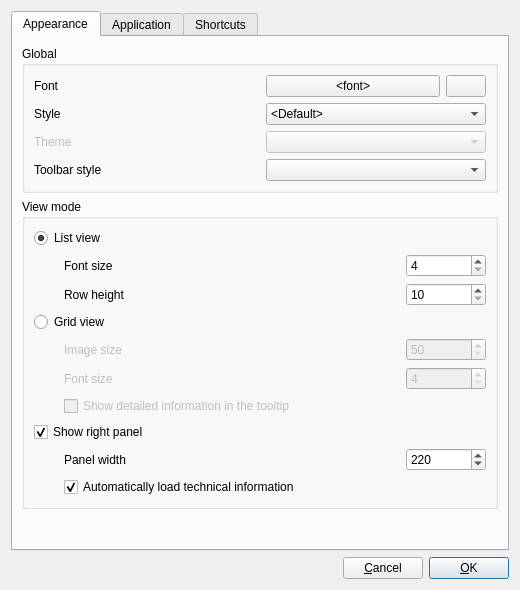
Above: src/settingswindow.ui from eugene-melnik/alexandra before the change. Below: the same form after it.
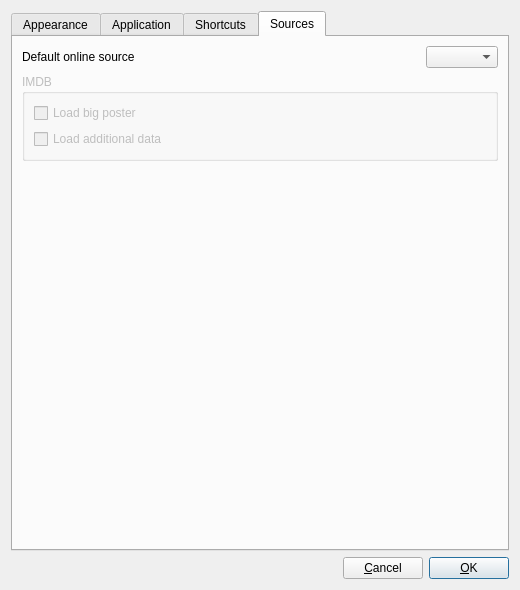
That is the form after the change. The open tabs and pages were chosen to show the change. Icons and pictures are not drawn.

Commit message: Default online source setting

The edit to the form file:
```diff
--- a/src/settingswindow.ui
+++ b/src/settingswindow.ui
@@ -1330,6 +1330,66 @@
        </item>
       </layout>
      </widget>
+     <widget class="QWidget" name="tabSources">
+      <attribute name="title">
+       <string>Sources</string>
+      </attribute>
+      <layout class="QVBoxLayout" name="verticalLayout_12">
+       <item>
+        <layout class="QHBoxLayout" name="horizontalLayout_4" stretch="1,0">
+         <item>
+          <widget class="QLabel" name="labelDefaultOnlineSource">
+           <property name="text">
+            <string>Default online source</string>
+           </property>
+          </widget>
+         </item>
+         <item>
+          <widget class="QComboBox" name="cbDefaultOnlineSource"/>
+         </item>
+        </layout>
+       </item>
+       <item>
+        <widget class="QGroupBox" name="groupBox">
+         <property name="enabled">
+          <bool>false</bool>
+         </property>
+         <property name="title">
+          <string>IMDB</string>
+         </property>
+         <layout class="QVBoxLayout" name="verticalLayout_11">
+          <item>
+           <widget class="QCheckBox" name="checkBox">
+            <property name="text">
+             <string>Load big poster</string>
+            </property>
+           </widget>
+          </item>
+          <item>
+           <widget class="QCheckBox" name="checkBox_2">
+            <property name="text">
+             <string>Load additional data</string>
+            </property>
+           </widget>
+          </item>
+         </layout>
+        </widget>
+       </item>
+       <item>
+        <spacer name="verticalSpacer">
+         <property name="orientation">
+          <enum>Qt::Vertical</enum>
+         </property>
+         <property name="sizeHint" stdset="0">
+          <size>
+           <width>20</width>
+           <height>40</height>
+          </size>
+         </property>
+        </spacer>
+       </item>
+      </layout>
+     </widget>
     </widget>
    </item>
    <item>
```
The commit also changes 9 other files.
